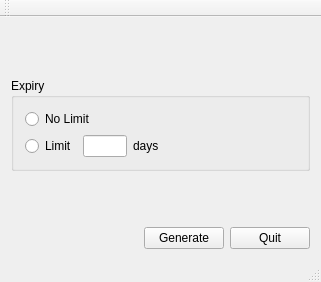
First picture: the form in mainwindow.ui, repository debugfan/gkeygen, before the edit.
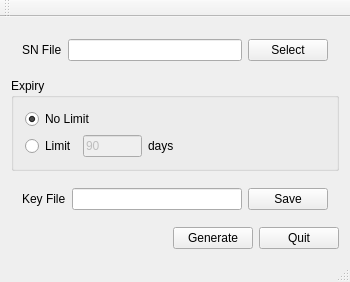
Second picture: the form after the edit. The open tabs and pages were chosen to show the change.

Diff of the .ui file:
```diff
--- a/mainwindow.ui
+++ b/mainwindow.ui
@@ -6,8 +6,8 @@
    <rect>
     <x>0</x>
     <y>0</y>
-    <width>321</width>
-    <height>266</height>
+    <width>350</width>
+    <height>272</height>
    </rect>
   </property>
   <property name="windowTitle">
@@ -31,7 +31,27 @@
         </item>
        </layout>
       </widget>
-      <widget class="QWidget" name="page_2"/>
+      <widget class="QWidget" name="page_2">
+       <layout class="QHBoxLayout" name="horizontalLayout_5">
+        <item>
+         <widget class="QLabel" name="lblSNFile">
+          <property name="text">
+           <string>SN File</string>
+          </property>
+         </widget>
+        </item>
+        <item>
+         <widget class="QLineEdit" name="edtSNFile"/>
+        </item>
+        <item>
+         <widget class="QPushButton" name="btnSelect">
+          <property name="text">
+           <string>Select</string>
+          </property>
+         </widget>
+        </item>
+       </layout>
+      </widget>
      </widget>
     </item>
     <item>
@@ -45,6 +65,9 @@
          <property name="text">
           <string>No Limit</string>
          </property>
+         <property name="checked">
+          <bool>true</bool>
+         </property>
         </widget>
        </item>
        <item>
@@ -57,7 +80,14 @@
           </widget>
          </item>
          <item>
-          <widget class="QLineEdit" name="edtLimit"/>
+          <widget class="QLineEdit" name="edtLimit">
+           <property name="enabled">
+            <bool>false</bool>
+           </property>
+           <property name="text">
+            <string>90</string>
+           </property>
+          </widget>
          </item>
          <item>
           <widget class="QLabel" name="lblLimitUnit">
@@ -100,7 +130,31 @@
         </item>
        </layout>
       </widget>
-      <widget class="QWidget" name="page_4"/>
+      <widget class="QWidget" name="page_4">
+       <layout class="QHBoxLayout" name="horizontalLayout_6">
+        <item>
+         <widget class="QLabel" name="lblKeyFile">
+          <property name="text">
+           <string>Key File</string>
+          </property>
+         </widget>
+        </item>
+        <item>
+         <widget class="QLineEdit" name="edtKeyFile">
+          <property name="text">
+           <string/>
+          </property>
+         </widget>
+        </item>
+        <item>
+         <widget class="QPushButton" name="btnSave">
+          <property name="text">
+           <string>Save</string>
+          </property>
+         </widget>
+        </item>
+       </layout>
+      </widget>
      </widget>
     </item>
     <item>
```
Left out of the diff: 8 changed lines with no effect on the pictures.
